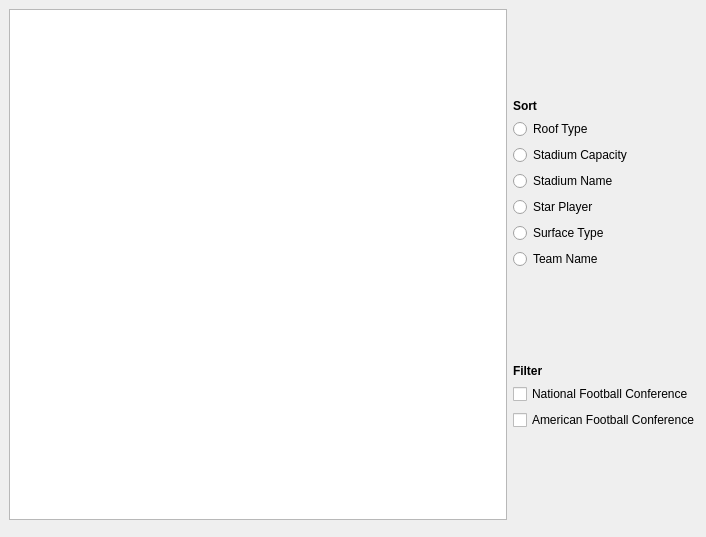
First picture: the form in ui/viewteamwindow.ui, repository AcmeDVoid/Lets-Play-Football, before the edit.
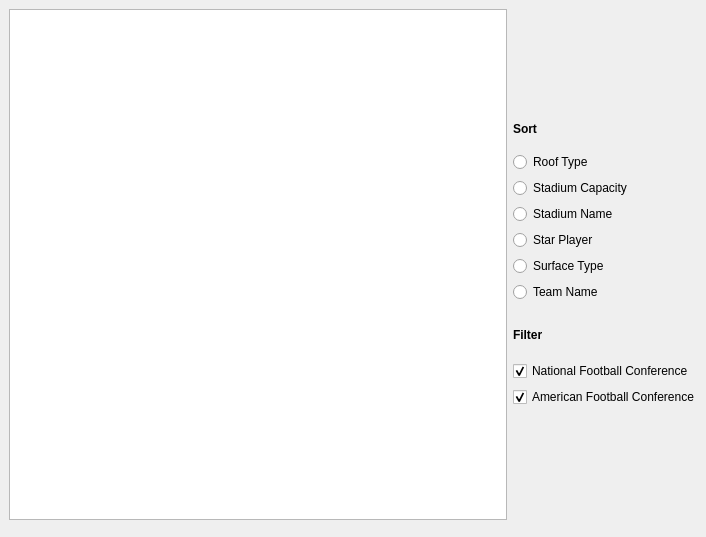
Second picture: the form after the edit.

Diff of the .ui file:
```diff
--- a/ui/viewteamwindow.ui
+++ b/ui/viewteamwindow.ui
@@ -48,6 +48,22 @@
         </property>
        </widget>
       </item>
+      <item>
+       <spacer name="verticalSpacer_4">
+        <property name="orientation">
+         <enum>Qt::Vertical</enum>
+        </property>
+        <property name="sizeType">
+         <enum>QSizePolicy::Fixed</enum>
+        </property>
+        <property name="sizeHint" stdset="0">
+         <size>
+          <width>20</width>
+          <height>10</height>
+         </size>
+        </property>
+       </spacer>
+      </item>
       <item>
        <widget class="QRadioButton" name="radioButton_6">
         <property name="text">
@@ -95,10 +111,13 @@
         <property name="orientation">
          <enum>Qt::Vertical</enum>
         </property>
+        <property name="sizeType">
+         <enum>QSizePolicy::Fixed</enum>
+        </property>
         <property name="sizeHint" stdset="0">
          <size>
           <width>20</width>
-          <height>40</height>
+          <height>20</height>
          </size>
         </property>
        </spacer>
@@ -111,10 +130,29 @@
        </widget>
       </item>
       <item>
-       <widget class="QCheckBox" name="checkBox_2">
+       <spacer name="verticalSpacer_6">
+        <property name="orientation">
+         <enum>Qt::Vertical</enum>
+        </property>
+        <property name="sizeType">
+         <enum>QSizePolicy::Fixed</enum>
+        </property>
+        <property name="sizeHint" stdset="0">
+         <size>
+          <width>20</width>
+          <height>13</height>
+         </size>
+        </property>
+       </spacer>
+      </item>
+      <item>
+       <widget class="QCheckBox" name="checkBox_NFC">
         <property name="text">
          <string>National Football Conference</string>
         </property>
+        <property name="checked">
+         <bool>true</bool>
+        </property>
        </widget>
       </item>
       <item>
@@ -122,6 +160,9 @@
         <property name="text">
          <string>American Football Conference</string>
         </property>
+        <property name="checked">
+         <bool>true</bool>
+        </property>
        </widget>
       </item>
       <item>
```
Left out of the diff: 25 changed lines with no effect on the pictures.
